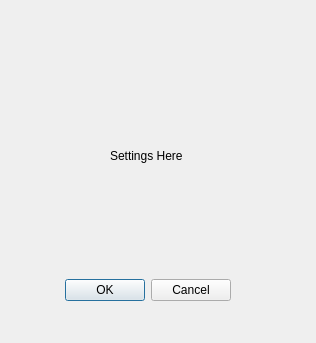
Metsuryu/Star_Stuff, file settings.ui: the form before one commit.
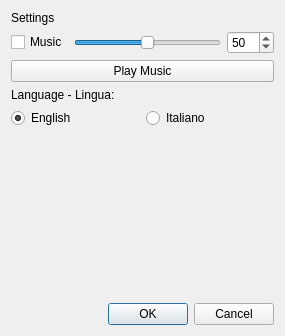
The form after the commit.

```diff
--- a/settings.ui
+++ b/settings.ui
@@ -6,42 +6,114 @@
    <rect>
     <x>0</x>
     <y>0</y>
-    <width>316</width>
-    <height>343</height>
+    <width>285</width>
+    <height>336</height>
    </rect>
   </property>
   <property name="windowTitle">
    <string>Dialog</string>
   </property>
-  <widget class="QDialogButtonBox" name="buttonBox">
-   <property name="geometry">
-    <rect>
-     <x>10</x>
-     <y>270</y>
-     <width>221</width>
-     <height>41</height>
-    </rect>
-   </property>
-   <property name="orientation">
-    <enum>Qt::Horizontal</enum>
-   </property>
-   <property name="standardButtons">
-    <set>QDialogButtonBox::Cancel|QDialogButtonBox::Ok</set>
-   </property>
-  </widget>
-  <widget class="QLabel" name="label">
-   <property name="geometry">
-    <rect>
-     <x>110</x>
-     <y>140</y>
-     <width>91</width>
-     <height>31</height>
-    </rect>
-   </property>
-   <property name="text">
-    <string>Settings Here</string>
-   </property>
-  </widget>
+  <layout class="QGridLayout" name="gridLayout">
+   <item row="0" column="0">
+    <widget class="QLabel" name="SettingsLabel">
+     <property name="text">
+      <string>Settings</string>
+     </property>
+    </widget>
+   </item>
+   <item row="3" column="0">
+    <widget class="QLabel" name="LanguageLabel">
+     <property name="text">
+      <string>Language - Lingua:</string>
+     </property>
+    </widget>
+   </item>
+   <item row="5" column="0">
+    <spacer name="verticalSpacer_2">
+     <property name="orientation">
+      <enum>Qt::Vertical</enum>
+     </property>
+     <property name="sizeHint" stdset="0">
+      <size>
+       <width>20</width>
+       <height>40</height>
+      </size>
+     </property>
+    </spacer>
+   </item>
+   <item row="6" column="0">
+    <widget class="QDialogButtonBox" name="OKCancel">
+     <property name="orientation">
+      <enum>Qt::Horizontal</enum>
+     </property>
+     <property name="standardButtons">
+      <set>QDialogButtonBox::Cancel|QDialogButtonBox::Ok</set>
+     </property>
+    </widget>
+   </item>
+   <item row="1" column="0">
+    <layout class="QHBoxLayout" name="horizontalLayout">
+     <item>
+      <widget class="QCheckBox" name="MusicCheckBox">
+       <property name="text">
+        <string>Music</string>
+       </property>
+      </widget>
+     </item>
+     <item>
+      <widget class="QSlider" name="MusicSlider">
+       <property name="maximum">
+        <number>100</number>
+       </property>
+       <property name="value">
+        <number>50</number>
+       </property>
+       <property name="orientation">
+        <enum>Qt::Horizontal</enum>
+       </property>
+      </widget>
+     </item>
+     <item>
+      <widget class="QSpinBox" name="MusicSpinBox">
+       <property name="maximum">
+        <number>100</number>
+       </property>
+       <property name="value">
+        <number>50</number>
+       </property>
+      </widget>
+     </item>
+    </layout>
+   </item>
+   <item row="4" column="0">
+    <layout class="QHBoxLayout" name="horizontalLayout_2">
+     <item>
+      <widget class="QRadioButton" name="EngRadioButton">
+       <property name="text">
+        <string>English</string>
+       </property>
+       <property name="checked">
+        <bool>true</bool>
+       </property>
+      </widget>
+     </item>
+     <item>
+      <widget class="QRadioButton" name="ItaRadioButton">
+       <property name="text">
+        <string>Italiano</string>
+       </property>
+      </widget>
+     </item>
+    </layout>
+   </item>
+   <item row="2" column="0">
+    <widget class="QPushButton" name="PlayMusic">
+     <property name="text">
+      <string>Play Music</string>
+     </property>
+    </widget>
+   </item>
+  </layout>
  </widget>
  <resources/>
  <connections>
```
Left out of the diff: 4 changed lines with no effect on the pictures.
